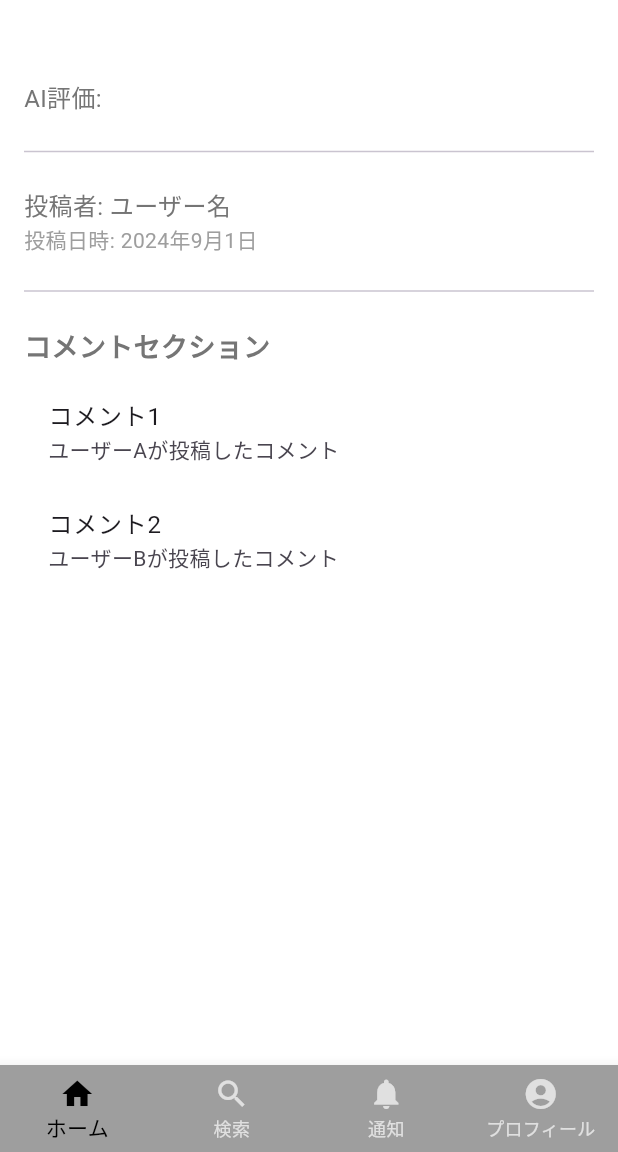
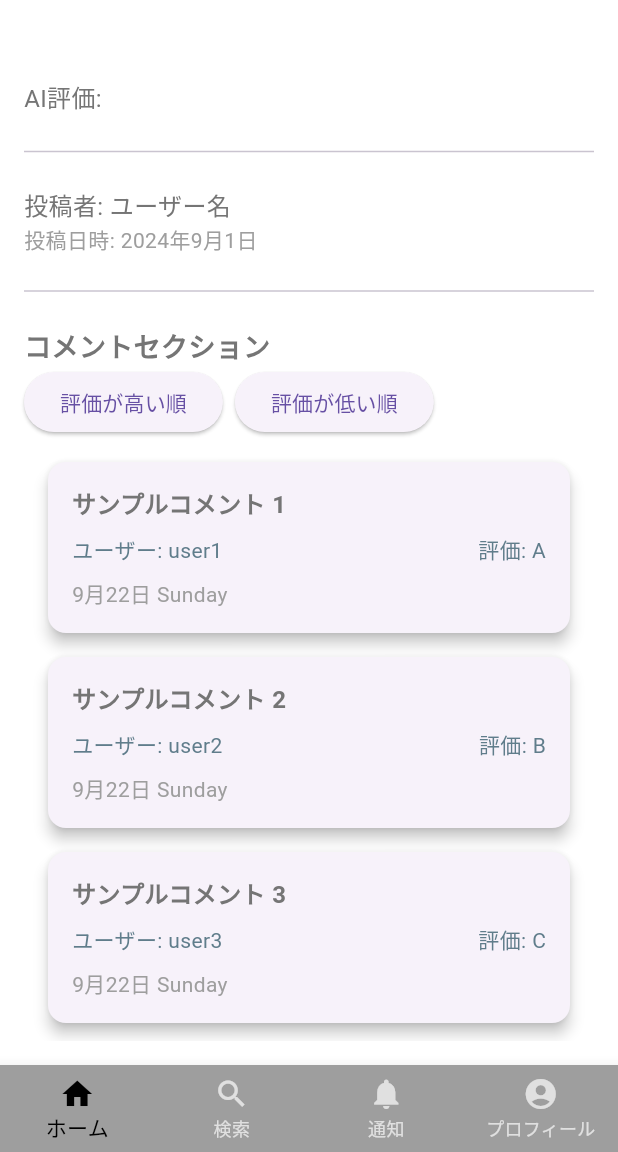
Before and after one commit to Shochan0713/PostGrade, a Flutter app: the PostDetailPage screen opened directly with empty values, on a phone screen of 412 x 824 dp, the part 84-1236 px from its top. Run offline on Flutter 3.47's test engine with Material 3 defaults, Android fonts, the light colour scheme and no system bars; our stand-ins replace cloud_firestore, firebase_core, flutter_riverpod, go_router; accounts and stored records are empty.

```diff
--- /dev/null
+++ b/postgrade/lib/models/comment.dart
@@ -0,0 +1,63 @@
+import 'package:cloud_firestore/cloud_firestore.dart';
+
+class Comment {
+  String commentId; // コメントのID
+  String postId; // コメントが紐づく投稿のID
+  String userId; // コメントをしたユーザーのID
+  String content; // コメント内容
+  DateTime timestamp; // コメントの作成日時
+  String rating; // ChatGPTによるコメントの評価 (例: "A", "B", "C", "D")
+
+  Comment({
+    required this.commentId,
+    required this.postId,
+    required this.userId,
+    required this.content,
+    required this.timestamp,
+    required this.rating, // 評価の初期化
+  });
+
+  // Firestoreから取得したデータを使ってCommentオブジェクトを生成する
+  factory Comment.fromJson(Map<String, dynamic> json) {
+    return Comment(
+      commentId: json['commentId'],
+      postId: json['postId'],
+      userId: json['userId'],
+      content: json['content'],
+      timestamp: (json['timestamp'] as Timestamp).toDate(),
+      rating: json['rating'], // 評価を追加
+    );
+  }
+
+  // CommentオブジェクトをFirestoreに保存するためにJSON形式に変換
+  Map<String, dynamic> toJson() {
+    return {
+      'commentId': commentId,
+      'postId': postId,
+      'userId': userId,
+      'content': content,
+      'timestamp': timestamp,
+      'rating': rating, // 評価を含めて保存
+    };
+  }
+
+  // 評価を数値に変換するメソッド
+  int getRatingValue() {
+    switch (rating) {
+      case 'A':
+        return 1;
+      case 'B':
+        return 2;
+      case 'C':
+        return 3;
+      case 'D':
+        return 4;
+      case 'E':
+        return 5;
+      case 'F':
+        return 6;
+      default:
+        return 0; // デフォルト値
+    }
+  }
+}
--- /dev/null
+++ b/postgrade/lib/providers/comment_list_provider.dart
@@ -0,0 +1,43 @@
+import 'package:flutter_riverpod/flutter_riverpod.dart';
+import 'package:postgrade/models/comment.dart';
+
+final commentListProvider = FutureProvider<List<Comment>>((ref) async {
+  // サンプルコメントのリストを作成
+  List<Comment> sampleComments = [
+    Comment(
+      commentId: '1',
+      postId: '1',
+      userId: 'user1',
+      content: 'サンプルコメント 1',
+      timestamp: DateTime.now().subtract(Duration(minutes: 10)),
+      rating: 'A',
+    ),
+    Comment(
+      commentId: '2',
+      postId: '1',
+      userId: 'user2',
+      content: 'サンプルコメント 2',
+      timestamp: DateTime.now().subtract(Duration(minutes: 20)),
+      rating: 'B',
+    ),
+    Comment(
+      commentId: '3',
+      postId: '1',
+      userId: 'user3',
+      content: 'サンプルコメント 3',
+      timestamp: DateTime.now().subtract(Duration(minutes: 30)),
+      rating: 'C',
+    ),
+    Comment(
+      commentId: '4',
+      postId: '1',
+      userId: 'user4',
+      content: 'サンプルコメント 4',
+      timestamp: DateTime.now().subtract(Duration(minutes: 40)),
+      rating: 'D',
+    ),
+    // 他のサンプルコメントを追加
+  ];
+
+  return sampleComments;
+});
--- /dev/null
+++ b/postgrade/lib/services/providers.dart
@@ -0,0 +1,4 @@
+import 'package:flutter_riverpod/flutter_riverpod.dart';
+
+// selectedIndexを管理するStateProvider
+final selectedIndexProvider = StateProvider<int>((ref) => 0);
--- /dev/null
+++ b/postgrade/lib/styles/comment_card.dart
@@ -0,0 +1,69 @@
+import 'package:flutter/material.dart';
+import 'package:flutter/widgets.dart';
+import 'package:intl/intl.dart';
+import 'package:postgrade/models/comment.dart';
+
+class CommentCard extends StatelessWidget {
+  final Comment comment;
+
+  const CommentCard({Key? key, required this.comment}) : super(key: key);
+
+  @override
+  Widget build(BuildContext context) {
+    // 現在の日付
+    final now = DateTime.now();
+
+    // 日付のフォーマットを決定
+    String formatDate(DateTime date) {
+      final difference = now.difference(date).inDays;
+
+      // 1年以内
+      if (difference < 365) {
+        return DateFormat('M月d日 EEEE').format(date);
+      }
+      // 1年以上経過している
+      else {
+        return DateFormat('yyyy年M月d日 EEEE').format(date);
+      }
+    }
+
+    return Card(
+      margin: const EdgeInsets.symmetric(vertical: 8.0, horizontal: 16.0),
+      elevation: 4.0,
+      child: Padding(
+        padding: const EdgeInsets.all(16.0),
+        child: Column(
+          crossAxisAlignment: CrossAxisAlignment.start,
+          children: [
+            Text(
+              comment.content,
+              style: const TextStyle(
+                fontSize: 16.0,
+                fontWeight: FontWeight.bold,
+              ),
+            ),
+            const SizedBox(height: 8.0),
+            Row(
+              mainAxisAlignment: MainAxisAlignment.spaceBetween,
+              children: [
+                Text(
+                  'ユーザー: ${comment.userId}',
+                  style: const TextStyle(color: Colors.blueGrey),
+                ),
+                Text(
+                  '評価: ${comment.rating}',
+                  style: const TextStyle(color: Colors.blueGrey),
+                ),
+              ],
+            ),
+            const SizedBox(height: 8.0),
+            Text(
+              formatDate(comment.timestamp), // 日本語形式で日付表示
+              style: const TextStyle(color: Colors.grey),
+            ),
+          ],
+        ),
+      ),
+    );
+  }
+}
--- a/postgrade/lib/styles/custom_app_bar.dart
+++ b/postgrade/lib/styles/custom_app_bar.dart
@@ -1,4 +1,5 @@
 import 'package:flutter/material.dart';
+import 'package:go_router/go_router.dart';
 
 class CustomAppBar extends StatefulWidget implements PreferredSizeWidget {
   final bool showBackButton;
@@ -26,9 +27,8 @@ class _CustomAppBarState extends State<CustomAppBar> {
               color: Colors.white,
               onPressed: () {
                 if (Navigator.canPop(context)) {
-                  Navigator.pop(context); // ナビゲーションスタックから戻る
+                  Navigator.pop(context); // Navigatorで戻る
                 } else {
-                  // スタックに戻るページがない場合の処理
                   print("スタックに戻るページがありません");
                 }
               },
@@ -39,7 +39,7 @@ class _CustomAppBarState extends State<CustomAppBar> {
                   onPressed: () {
                     setState(() {
                       isSearching = false;
-                      _searchController.clear(); // 検索バーを閉じた時にテキストをクリア
+                      _searchController.clear();
                     });
                   },
                 )
--- a/postgrade/lib/styles/custom_bottom_nav_bar.dart
+++ b/postgrade/lib/styles/custom_bottom_nav_bar.dart
@@ -1,23 +1,22 @@
 import 'package:flutter/material.dart';
+import 'package:flutter_riverpod/flutter_riverpod.dart';
+import 'package:go_router/go_router.dart';
+import 'package:postgrade/services/providers.dart';
 
-class CustomBottomNavBar extends StatefulWidget {
+class CustomBottomNavBar extends ConsumerWidget {
   const CustomBottomNavBar({super.key});
 
-  @override
-  State<CustomBottomNavBar> createState() => _CustomBottomNavBarState();
-}
-
-class _CustomBottomNavBarState extends State<CustomBottomNavBar> {
-  int _selectIndex = 0;
-
-  void _onItemTapped(int index) {
-    setState(() {
-      _selectIndex = index;
-    });
-  }
+  static const List<String> _routes = [
+    '/', // ホーム画面
+    '/search', // 検索画面
+    '/notifications', // 通知画面
+    '/profile', // プロフィール画面
+  ];
 
   @override
-  Widget build(BuildContext context) {
+  Widget build(BuildContext context, WidgetRef ref) {
+    final selectedIndex = ref.watch(selectedIndexProvider);
+
     return BottomNavigationBar(
       type: BottomNavigationBarType.fixed,
       items: const [
@@ -38,11 +37,14 @@ class _CustomBottomNavBarState extends State<CustomBottomNavBar> {
           label: 'プロフィール',
         ),
       ],
-      selectedItemColor: Colors.black, // 選択されたアイコンの色
-      unselectedItemColor: Colors.grey[300], // 未選択のアイコンの色
+      currentIndex: selectedIndex,
+      selectedItemColor: Colors.black,
+      unselectedItemColor: Colors.grey[300],
       backgroundColor: Colors.grey,
-      currentIndex: _selectIndex,
-      onTap: _onItemTapped,
+      onTap: (index) {
+        ref.read(selectedIndexProvider.notifier).state = index;
+        context.go(_routes[index]);
+      },
     );
   }
 }
--- a/postgrade/lib/views/home_view.dart
+++ b/postgrade/lib/views/home_view.dart
@@ -88,8 +88,9 @@ class HomePage extends ConsumerWidget {
                           ],
                         ),
                         onTap: () {
+                          print('ボタンがタップされました。');
                           context.go('/postdetail',
-                              extra: post); // post.idをURLパラメータとして渡す
+                              extra: post); // 修正: context.goを使用
                         },
                       ),
                     );
--- a/postgrade/lib/views/post_detail_view.dart
+++ b/postgrade/lib/views/post_detail_view.dart
@@ -1,18 +1,44 @@
+import 'package:cloud_firestore/cloud_firestore.dart';
 import 'package:flutter/material.dart';
 import 'package:flutter/widgets.dart';
+import 'package:flutter_riverpod/flutter_riverpod.dart';
+import 'package:postgrade/models/comment.dart';
 import 'package:postgrade/models/post.dart';
+import 'package:postgrade/providers/comment_list_provider.dart';
+import 'package:postgrade/styles/comment_card.dart';
 import 'package:postgrade/styles/custom_app_bar.dart';
 import 'package:postgrade/styles/custom_bottom_nav_bar.dart';
+import 'package:flutter_riverpod/flutter_riverpod.dart';
 
-class PostDetailPage extends StatelessWidget {
+// ソート順を管理するプロバイダー
+final sortOrderProvider =
+    StateProvider<SortOrder>((ref) => SortOrder.highToLow);
+
+// ソート順を定義する列挙型
+enum SortOrder { highToLow, lowToHigh }
+
+class PostDetailPage extends ConsumerWidget {
   final Post post;
 
   final CustomBottomNavBar _bottomNavBar = const CustomBottomNavBar();
 
-  PostDetailPage({super.key, required this.post});
+  const PostDetailPage({super.key, required this.post});
+
+  // // Firestoreからコメントを取得するメソッド
+  // Stream<List<Comment>> getComments() {
+  //   return FirebaseFirestore.instance
+  //       .collection('comments') // Firestoreのコメントコレクション
+  //       .where('postId', isEqualTo: post.id) // 現在の投稿に紐づくコメントを取得
+  //       .snapshots()
+  //       .map((snapshot) =>
+  //           snapshot.docs.map((doc) => Comment.fromJson(doc.data())).toList());
+  // }
 
   @override
-  Widget build(BuildContext context) {
+  Widget build(BuildContext context, WidgetRef ref) {
+    final commentAsyncValue = ref.watch(commentListProvider);
+    final sortOrder = ref.watch(sortOrderProvider);
+    print('投稿詳細画面表示');
     return Scaffold(
       appBar: CustomAppBar(showBackButton: true, context: context),
       body: Padding(
@@ -51,22 +77,92 @@ class PostDetailPage extends StatelessWidget {
                     'コメントセクション',
                     style: TextStyle(fontSize: 18, fontWeight: FontWeight.bold),
                   ),
+
+                  // ソートボタン
+                  Row(
+                    children: [
+                      ElevatedButton(
+                        onPressed: () {
+                          ref.read(sortOrderProvider.notifier).state =
+                              SortOrder.highToLow;
+                        },
+                        child: Text('評価が高い順'),
+                      ),
+                      const SizedBox(width: 8),
+                      ElevatedButton(
+                        onPressed: () {
+                          ref.read(sortOrderProvider.notifier).state =
+                              SortOrder.lowToHigh;
+                        },
+                        child: Text('評価が低い順'),
+                      ),
+                    ],
+                  ),
                   const SizedBox(height: 8),
                   Expanded(
-                    child: ListView(
-                      children: [
-                        const ListTile(
-                          title: Text('コメント1'),
-                          subtitle: Text('ユーザーAが投稿したコメント'),
-                        ),
-                        const ListTile(
-                          title: Text('コメント2'),
-                          subtitle: Text('ユーザーBが投稿したコメント'),
-                        ),
-                        // 他のコメントをリストで表示
-                      ],
+                    child: commentAsyncValue.when(
+                      data: (comments) {
+                        print('コメントデータ: $comments'); // デバッグ用
+                        if (comments.isEmpty) {
+                          return const Center(child: Text('コメントがまだありません'));
+                        }
+
+                        // ソート順に基づいてソートする
+                        comments.sort((a, b) {
+                          if (sortOrder == SortOrder.highToLow) {
+                            return a
+                                .getRatingValue()
+                                .compareTo(b.getRatingValue());
+                          } else {
+                            return b
+                                .getRatingValue()
+                                .compareTo(a.getRatingValue());
+                          }
+                        });
+                        return ListView(
+                          children: comments.map((comment) {
+                            return CommentCard(comment: comment);
+                          }).toList(),
+                        );
+                      },
+                      loading: () =>
+                          const Center(child: CircularProgressIndicator()),
+                      error: (e, _) =>
+                          Center(child: Text('コメントの読み込みに失敗しました: $e')),
                     ),
                   ),
+
+                  // Expanded(
+                  //   child: StreamBuilder<List<Comment>>(
+                  //     stream: getComments(),
+                  //     builder: (context, snapshot) {
+                  //       if (snapshot.connectionState ==
+                  //           ConnectionState.waiting) {
+                  //         return const Center(
+                  //             child: CircularProgressIndicator());
+                  //       }
+                  //       if (snapshot.hasError) {
+                  //         return const Center(child: Text('コメントの読み込みに失敗しました。'));
+                  //       }
+                  //       if (!snapshot.hasData || snapshot.data!.isEmpty) {
+                  //         return const Center(child: Text('コメントがまだありません'));
+                  //       }
+
+                  //       return ListView(
+                  //         children: snapshot.data!.map((comment) {
+                  //           return ListTile(
+                  //               title: Text(comment.content),
+                  //               subtitle: Text(
+                  //                   '評価: ${comment.rating}, ユーザー: ${comment.userId}'),
+                  //               trailing: Text(
+                  //                 comment.timestamp.toString(),
+                  //                 style: TextStyle(color: Colors.grey),
+                  //               ));
+                  //         }).toList(),
+                  //       );
+                  //     },
+                  //   ),
+                  // ),
                 ],
               ),
             ),
--- a/postgrade/pubspec.yaml
+++ b/postgrade/pubspec.yaml
@@ -40,6 +40,7 @@ dependencies:
   riverpod_annotation: ^2.3.5
   go_router: ^14.2.7
   firebase_core: ^3.4.0
+  intl: ^0.19.0
 
 dev_dependencies:
   flutter_test:
```
Also changed, not shown: postgrade/lib/router/app_router.dart (+29 -5 lines), postgrade/lib/views/notifications_view.dart (added, +38 -0 lines), postgrade/lib/views/search_view.dart (added, +71 -0 lines), postgrade/lib/views/user_profile_view.dart (added), postgrade/pubspec.lock, 1 other file.
